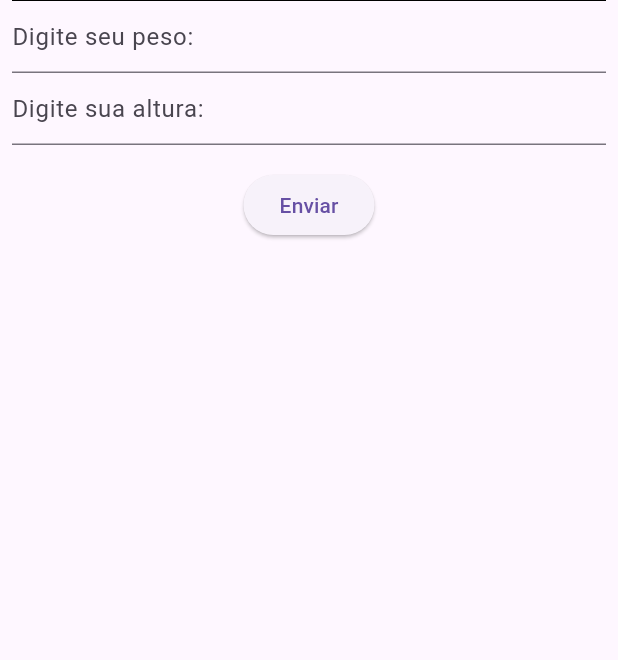
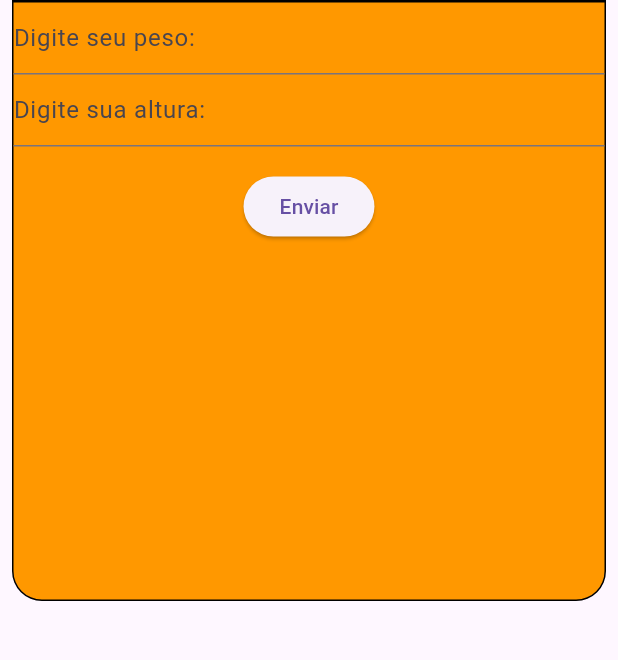
Before and after one commit to Kirarizinho02/PAM_BQHealth, a Flutter app: the screen it shows after launch, on a phone screen of 412 x 824 dp, the part 245-905 px from its top. Run offline on Flutter 3.47's test engine with Material 3 defaults, Android fonts, the phone set to English and light mode, and no system bars.

Commit message:
Update home.dart

```diff
--- a/app_review/lib/src/pages/home.dart
+++ b/app_review/lib/src/pages/home.dart
@@ -1,30 +1,32 @@
-import 'package:app_review/src/components/general_appbar.dart';
-import 'package:app_review/src/components/title_imc.dart';
+import 'package:app_review/src/components/general_appbar.dart'; //Importa o arquivo general_appbar.dart para usar dentro da construção do widget
+import 'package:app_review/src/components/title_imc.dart'; //Importa o arquivo title_imc.dart para usar dentro da construção do widget
+import 'package:app_review/src/components/form_imc.dart'; //Importa o arquivo form_imc.dart para usar dentro da construção do widget
 import 'package:flutter/material.dart';
-import 'package:app_review/src/components/form_imc.dart';
 
-class Home extends StatelessWidget {
-  const Home({super.key});
+
+class Home extends StatelessWidget { //Define a classe home como um stateless widget
+  const Home({super.key}); //A classe home torna-se uma constante
 
   @override
   Widget build(BuildContext context) {
-    return Scaffold(
-      appBar: generateAppBar,
+    return Scaffold( //Retorna um widget scaffold para a construção da tela
+      appBar: generateAppBar, //A appbar é construida pelo generateAppBar que foi importado na primeira linha
       body: Padding(
-          padding: const EdgeInsets.all(8.0),
-          child: Column(
-            crossAxisAlignment: CrossAxisAlignment.center,
-            children: [
+          padding: const EdgeInsets.all(8.0), //Define o body do tela com 8 pixels ao redor de todos os lados
+          child: Column( //Define um filho como uma column
+            crossAxisAlignment: CrossAxisAlignment.center, //Centraliza elementos na direção horizontal
+            children: [ //Define os widgets filhos da column
               Container(
-                  width: double.infinity,
-                  height: 100,
-                  decoration: decorationContainerTitle,
-                  child: const Center(
-                    child: TitleIMC(),
+                  width: double.infinity, //O container ocupa toda a largura da tela
+                  height: 100, //O container terá 100 de altura
+                  decoration: decorationContainerTitle, //A decoração é uma variável que chama decorationContainerTitle
+                  child: const Center( //Define um widget filho centralizado
+                    child: TitleIMC(),//O conteúdo do widget é importado do arquivo title_imc.dart
                   )),
-              Container(
+              Container( //Outro container que ocupa toda a largura da tela, mas tem 400 de altura e vai abrigar o conteúdo principal do app, o formulário
                   width: double.infinity,
                   height: 400,
+                  decoration: decorationContainerInput, //A decoração deste container é diferente do anterior
                   child: const Center(
                     child: FormIMC(),
                   ))
@@ -34,16 +36,16 @@ class Home extends StatelessWidget {
   }
 }
 
-var decorationContainerTitle = BoxDecoration(
-  borderRadius: const BorderRadius.only(
+var decorationContainerTitle = BoxDecoration( //Define uma variável para o container do título
+  borderRadius: const BorderRadius.only( //Faz com que o container tenha bordas arredondadas no topo
       topRight: Radius.circular(20), topLeft: Radius.circular(20)),
   border: Border.all(),
-  color: Colors.orange,
+  color: Colors.orange, //Define a cor do container como laranja
 );
 
-var decorationContainerInput = BoxDecoration(
-  borderRadius: const BorderRadius.only(
+var decorationContainerInput = BoxDecoration( //Define uma variável para os resultados do IMC e a classificação
+  borderRadius: const BorderRadius.only( //Faz com que o container tenha bordas arredondadas embaixo
       bottomRight: Radius.circular(20), bottomLeft: Radius.circular(20)),
   border: Border.all(),
-  color: Colors.orange,
+  color: Colors.orange, //Define a cor do container como laranja
 );
```
